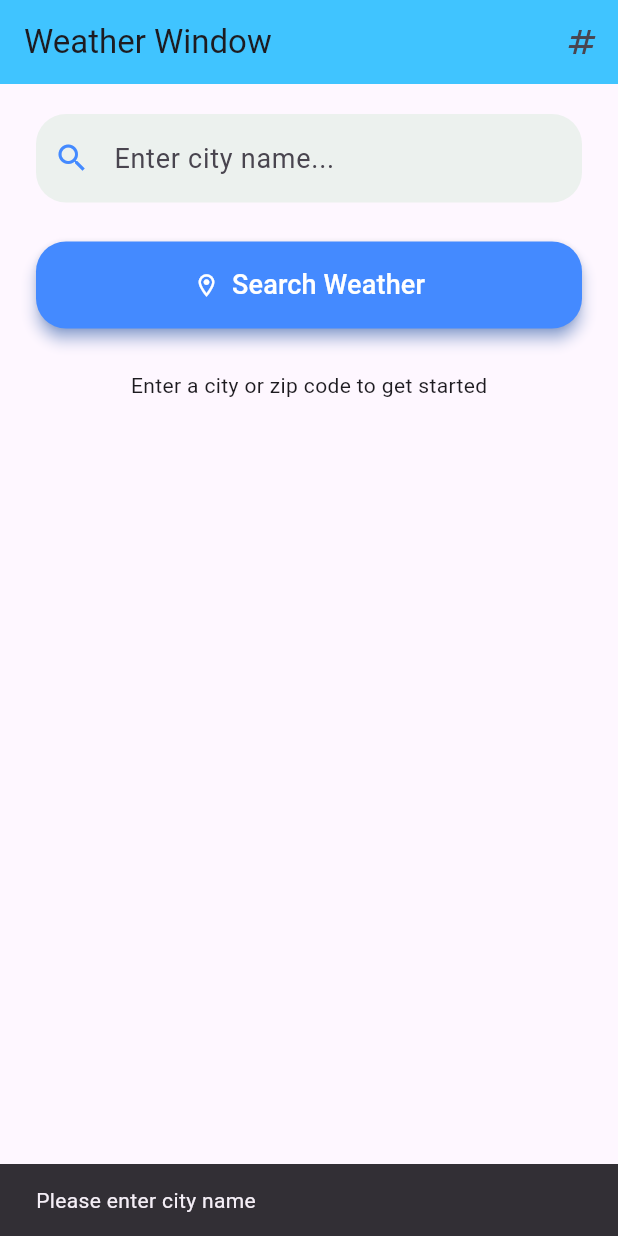
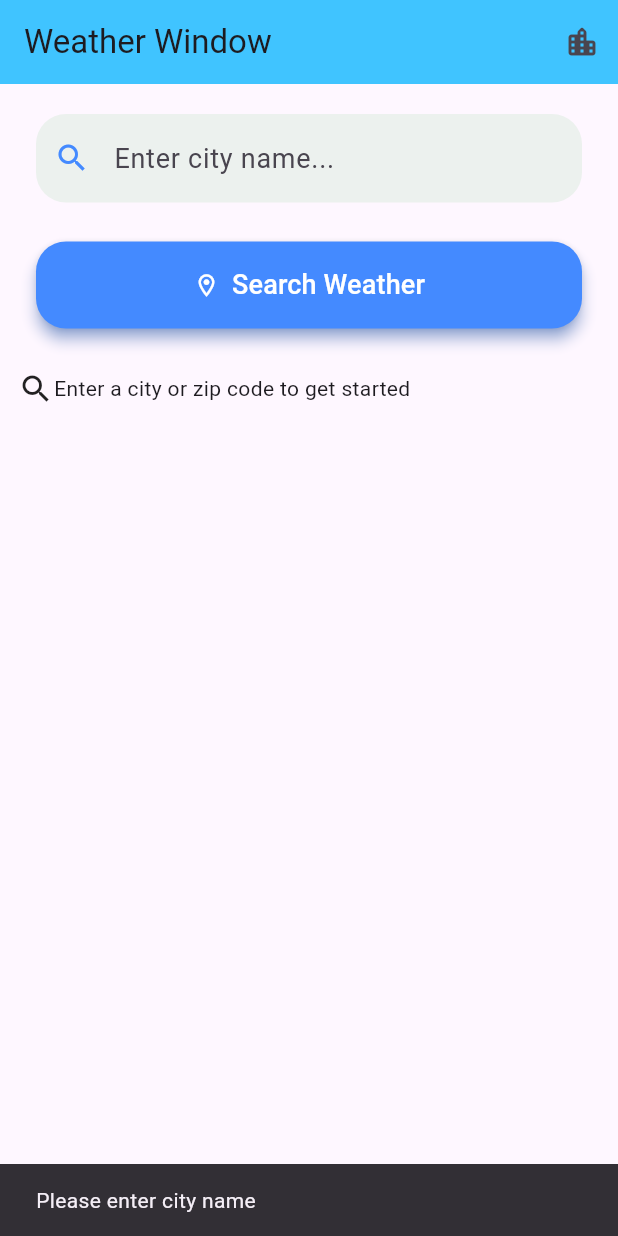
Before and after one commit to bikipramanik/weather_window, a Flutter app: the screen it shows after launch, after a tap on "Search Weather", on a phone screen of 412 x 824 dp. Run offline on Flutter 3.47's test engine with Material 3 defaults, Android fonts, the light colour scheme and no system bars.

Commit message:
comment added

```diff
--- a/lib/main.dart
+++ b/lib/main.dart
@@ -1,7 +1,15 @@
 import 'package:flutter/material.dart';
+import 'package:flutter/services.dart';
 import 'package:weather_window/screens/home_screen.dart';
 
-void main() {
+void main() async {
+  WidgetsFlutterBinding.ensureInitialized();
+
+  // Lock device orientation
+  await SystemChrome.setPreferredOrientations([
+    DeviceOrientation.portraitUp, // Lock to portrait up
+    // DeviceOrientation.portraitDown, // you can include this if you want upside down portrait too
+  ]);
   runApp(const MyApp());
 }
 
--- a/lib/models/weather_model.dart
+++ b/lib/models/weather_model.dart
@@ -31,6 +31,8 @@ class WeatherModel {
     required this.country,
   });
 
+
+//factory constructor allows me to create a instance without creating a instance just returning the object according to the data we get
   factory WeatherModel.fromJson(Map<String, dynamic> json) {
     return WeatherModel(
       cityName: json["name"] ?? '',
--- a/lib/screens/home_screen.dart
+++ b/lib/screens/home_screen.dart
@@ -14,56 +14,76 @@ class HomeScreen extends StatefulWidget {
 }
 
 class _HomeScreenState extends State<HomeScreen> {
+
+  // to notify which search mode using -> Search by city or zip
   bool zipMode = false;
 
-  String cityName = "";
-  String zipCode = "";
-  String countryCode = "";
+  String cityName = ""; // City name when searching using city
+  String zipCode = ""; // zip code when searching using zip mode
+  String countryCode = ""; // // country code when searching using zip mode
 
+
+//instance of weather Service which is used to call the api
   final WeatherService _weatherService = WeatherService();
-  WeatherModel? _weatherData;
-  bool _isLoading = false;
+
+// the model which we will be getting after calling the API
+  WeatherModel?  _weatherData;
+  // checking the laoding state -> is calling or is finished calling
+  bool _isLoading =  false;
 
   void updateCity(String newCity) {
-    cityName = newCity;
+    // after writing the City name in Text Field updating the city using this function
+    cityName = newCity; // city which is typed updating as cityName
   }
 
   void updateZip(String newZipCode, String newCountryCode) {
-    zipCode = newZipCode;
-    countryCode = newCountryCode;
+    // after writing the zip and country in ZipMode updating the varibales
+    zipCode = newZipCode; // updating the new ZipCode
+    countryCode = newCountryCode; // updating the new country code
   }
 
   Future<void> searchWeather() async {
+    //Search weather button onpress function -> this will actually call the API
     if (!zipMode && cityName.isEmpty) {
-      ScaffoldMessenger.of(
-        context,
-      ).showSnackBar(const SnackBar(content: Text("Please enter city name")));
-      return;
+      // if Zip Mode is not true means Searching by city and then City is empty show an warning message and return without calling the API
+      ScaffoldMessenger.of(context).showSnackBar(
+        const SnackBar(content: Text("Please enter city name")),
+      ); //showing the SnackBar after getting empty cityName
+      return; //return the function don't have to call the API
     } else if (zipMode && (zipCode.isEmpty || countryCode.isEmpty)) {
+      //in Zip Mode if the zip and country is empty we don't need to call the API
       ScaffoldMessenger.of(context).showSnackBar(
-        const SnackBar(content: Text("Please enter all required fields")),
-      );
-      return;
+        const SnackBar(content: Text("Please enter ZIP code and Country code")),
+      ); //showing warning about the required fields
+      return; // return without calling the API
     }
 
     setState(() {
+      // if all the condintion false then we can call the API so here we are updating isLoading as true
       _isLoading = true;
     });
 
+
+//initializing the varibale to store the result after calling API
     WeatherModel? result;
 
+
+// if in ZIP mode call the ZIP API
     if (zipMode) {
       result = await _weatherService.fetchWeatherByZipCode(
         zipCode,
         countryCode,
       );
     } else {
+      //IF not call the Weather by city Name API
       result = await _weatherService.fetchWeatherByCityName(cityName);
     }
 
     setState(() {
-      _weatherData = result;
-      _isLoading = false;
+      //here we are updating the state after getting the API result
+      _weatherData =
+          result; //updating the weatherData variable with result that we got
+      _isLoading = false; //making is Loading as false as we got Loading is done
     });
   }
 
@@ -75,33 +95,52 @@ class _HomeScreenState extends State<HomeScreen> {
         title: const Text("Weather Window"),
         actions: [
           IconButton(
-            onPressed: () => setState(() => zipMode = !zipMode),
+            onPressed: () => setState(
+              () => zipMode = !zipMode,
+            ), //toggling the Zip Mode in the app bar
             icon: zipMode
-                ? const Icon(Icons.location_city_rounded)
-                : const Icon(Icons.numbers),
+                ? const Icon(Icons.numbers) //if zip mode on then show this Icon
+                : const Icon(
+                    Icons.location_city_rounded,
+                  ), //if not then show this Icon
           ),
         ],
       ),
       body: ListView(
         padding: const EdgeInsets.all(12),
         children: [
-          zipMode
-              ? SearchByZip(onZipChanged: updateZip)
-              : SearchByCity(onCityChanged: updateCity),
+          zipMode //here in ListView the first child is also dynamic
+              ? SearchByZip(
+                  onZipChanged: updateZip,
+                ) //If zip Mode on then show the Search by Zip widget, and also the callback function which is curcial for updating the city
+              : SearchByCity(
+                  onCityChanged: updateCity,
+                ), ////If zip Mode is not on then show the Search by city widget, callback fucntion parameter for updating zip,country
 
           const SizedBox(height: 10),
 
-          SearchButton(onSearchPressed: searchWeather),
+          SearchButton(
+            onSearchPressed: searchWeather,
+          ), //search button which have also a callback function that is responsibe for calling the API
 
           const SizedBox(height: 20),
 
-          if (_isLoading)
-            const Center(child: CircularProgressIndicator())
-          else if (_weatherData != null)
-            WeatherReport(weather: _weatherData!)
-          else
+          if (_isLoading) // if it is loading
+            const Center(child: CircularProgressIndicator()) //show buffer
+          else if (_weatherData != null) //is it has data like data is not null
+            WeatherReport(
+              weather: _weatherData!,
+            ) //show the UI of weather report
+          else //if is null
             const Center(
-              child: Text("Enter a city or zip code to get started"),
+              child: Row(
+                children: [
+                  Icon(Icons.search),
+                  Text(
+                    "Enter a city or zip code to get started",
+                  ), //showing that you need to put the fields and search
+                ],
+              ),
             ),
         ],
       ),
--- a/lib/widgets/search_button.dart
+++ b/lib/widgets/search_button.dart
@@ -1,7 +1,7 @@
 import 'package:flutter/material.dart';
 
 class SearchButton extends StatelessWidget {
-  final VoidCallback onSearchPressed;
+  final VoidCallback onSearchPressed; //the call back function that is used to call the API when clicking on this button
 
   const SearchButton({super.key, required this.onSearchPressed});
 
@@ -10,7 +10,7 @@ class SearchButton extends StatelessWidget {
     return Padding(
       padding: const EdgeInsets.symmetric(horizontal: 12, vertical: 8),
       child: ElevatedButton.icon(
-        onPressed: onSearchPressed,
+        onPressed: onSearchPressed,//using this as on pressed (calling the api when tapping on this button)
         icon: const Icon(Icons.location_on_outlined, color: Colors.white),
         label: const Text(
           "Search Weather",
--- a/lib/widgets/search_by_city.dart
+++ b/lib/widgets/search_by_city.dart
@@ -1,23 +1,20 @@
 import 'package:flutter/material.dart';
 
+class SearchByCity extends StatefulWidget {
+  final Function(String)
+  onCityChanged; //this is a callback function which is used to update the city name
 
-class SearchByCity extends StatefulWidget {
-  final Function(String) onCityChanged;
-
-  const SearchByCity({
-    super.key,
-    required this.onCityChanged,
-
-  });
+  const SearchByCity({super.key, required this.onCityChanged});
 
   @override
   State<SearchByCity> createState() => _SearchByCityState();
 }
 
 class _SearchByCityState extends State<SearchByCity> {
-  final TextEditingController _cityController = TextEditingController();
+  final TextEditingController _cityController =
+      TextEditingController(); //this the controller for getting all the text that we typed at the Text Field
 
-  String cityName = "";
+  String cityName = "";//local varible that will help to update the parent city name variable
 
   @override
   void dispose() {
@@ -25,10 +22,11 @@ class _SearchByCityState extends State<SearchByCity> {
     super.dispose();
   }
 
-  void searchWeather() {
-    final cityName = _cityController.text.trim();
-    widget.onCityChanged(cityName);
-    FocusScope.of(context).unfocus();
+  void _notifyParent() {
+    //funtion to store the cityName and unfocus the textField
+    final cityName = _cityController.text.trim();//stroing it locally
+    widget.onCityChanged(cityName);//storing it to the parent widget
+    FocusScope.of(context).unfocus();//unfocusing it
   }
 
   @override
@@ -36,9 +34,9 @@ class _SearchByCityState extends State<SearchByCity> {
     return Padding(
       padding: const EdgeInsets.symmetric(horizontal: 12, vertical: 8),
       child: TextField(
-              controller: _cityController,
-              onSubmitted: (value) => searchWeather(),
-              onTapOutside: (event) => searchWeather(),
+        controller: _cityController,//controller that is used to controll the City Name text field
+        onSubmitted: (value) => _notifyParent(),//after submitted function
+        onTapOutside: (event) => _notifyParent(),//outside tapping fucntion
         cursorHeight: 25,
         cursorColor: Colors.blueAccent,
         style: const TextStyle(fontSize: 18),
@@ -58,7 +56,6 @@ class _SearchByCityState extends State<SearchByCity> {
           focusedBorder: OutlineInputBorder(
             borderRadius: BorderRadius.circular(20),
             borderSide: BorderSide(color: Colors.blueAccent, width: 1.5),
-
           ),
         ),
       ),
--- a/lib/widgets/weather_report.dart
+++ b/lib/widgets/weather_report.dart
@@ -2,7 +2,7 @@ import 'package:flutter/material.dart';
 import 'package:weather_window/models/weather_model.dart';
 
 class WeatherReport extends StatelessWidget {
-  final WeatherModel weather;
+  final WeatherModel weather;//getting the model after calling the API which will be stored as weather
 
   const WeatherReport({super.key, required this.weather});
 
```
Also changed, not shown: lib/services/weather_service.dart (+21 -4 lines), lib/widgets/search_by_zip.dart (+14 -11 lines). Lines whose indentation alone changed are shown as unchanged.
